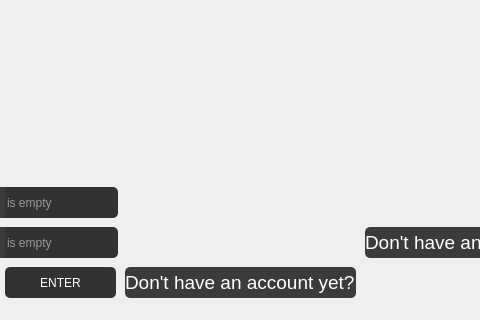
This is login.ui in mohammadfattahi11/AP_Project as Qt 5 draws it before an edit; both pictures show x 135 to 615 and y 93 to 413 of the 800 by 413 pixel window. The edited form follows.
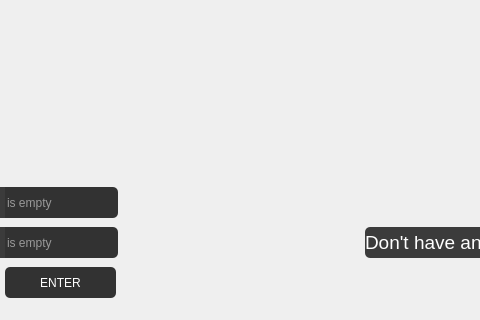
This is the edited form. Icons and pictures are not drawn.

The edit to the form file:
```diff
--- a/login.ui
+++ b/login.ui
@@ -252,35 +252,6 @@
     <string/>
    </property>
   </widget>
-  <widget class="QLabel" name="label_7">
-   <property name="geometry">
-    <rect>
-     <x>260</x>
-     <y>360</y>
-     <width>231</width>
-     <height>31</height>
-    </rect>
-   </property>
-   <property name="font">
-    <font>
-     <family>MS Shell Dlg 2</family>
-     <pointsize>14</pointsize>
-     <weight>50</weight>
-     <italic>false</italic>
-     <bold>false</bold>
-    </font>
-   </property>
-   <property name="styleSheet">
-    <string notr="true">font: 14pt &quot;MS Shell Dlg 2&quot;;
-color: rgb(255, 0, 4);
-background-color:rgb(59, 59, 59);
-border-radius: 5px; 
-color:rgb(255, 255, 255);</string>
-   </property>
-   <property name="text">
-    <string>Don't have an account yet?</string>
-   </property>
-  </widget>
   <zorder>label_6</zorder>
   <zorder>label</zorder>
   <zorder>label_2</zorder>
```
Left out of the diff: 1 changed line with no effect on the pictures.
